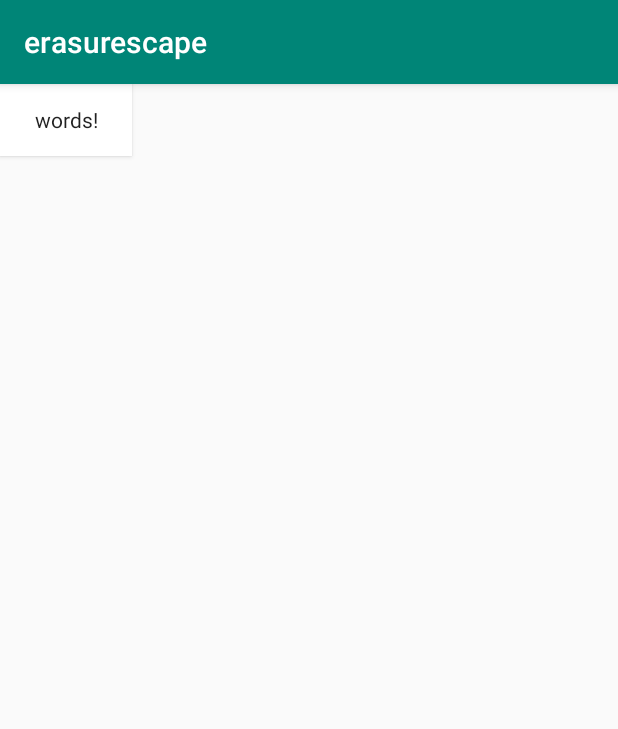
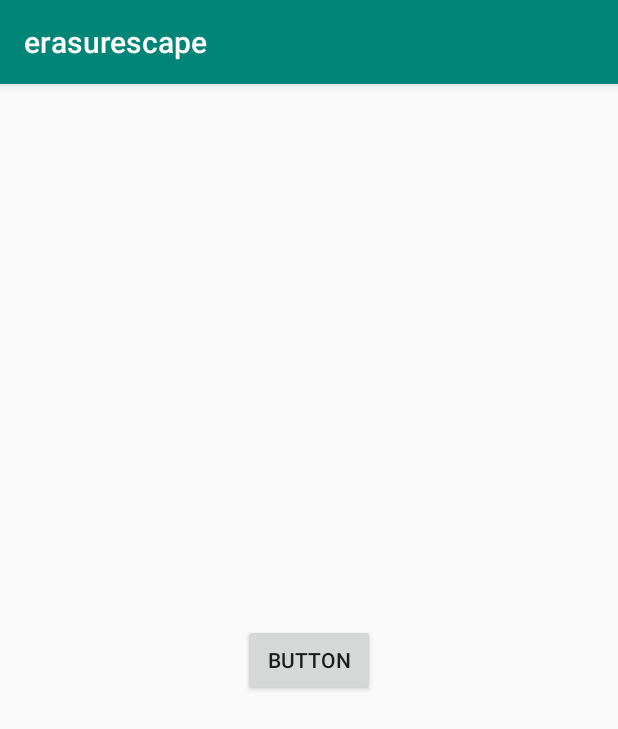
Before and after one commit to acedrow/erasurescape, an Android app: the screen it shows after launch (MainActivity), on a phone screen of 412 x 824 dp. Shown: the top 729 px of the screen. Run offline under Robolectric (Android 15) with nearby library versions, the light colour scheme and no system bars.

Commit message:
added code to programatically generate buttons

```diff
--- a/app/src/main/java/com/example/erasurescape/MainActivity.java
+++ b/app/src/main/java/com/example/erasurescape/MainActivity.java
@@ -1,37 +1,74 @@
 package com.example.erasurescape;
 
+import android.graphics.Paint;
+import android.graphics.Rect;
 import android.media.MediaPlayer;
 import android.provider.MediaStore;
 import android.support.v7.app.AppCompatActivity;
 import android.os.Bundle;
+import android.util.Log;
 import android.view.View;
+import android.view.ViewGroup;
 import android.widget.Button;
+import android.widget.LinearLayout;
+import android.widget.Toast;
 
 public class MainActivity extends AppCompatActivity {
      Button testButton;
      MediaPlayer mediaPlayer;
+    LinearLayout linearLayout;
+
 
     @Override
     protected void onCreate(Bundle savedInstanceState) {
         super.onCreate(savedInstanceState);
         setContentView(R.layout.activity_main);
 
-        //instantiate button object
-        testButton = (Button) findViewById(R.id.testButton);
-        wordButtonAddOnClick(testButton);
+        //instantiate the linearLayout as defined in activity_main.xml
+        linearLayout = findViewById(R.id.rootContainer);
+
+        //try programatically creating button
+        createWordButton("button");
 
         //instantiate mediaPlayer
         mediaPlayer = MediaPlayer.create(this, R.raw.pc_says);
 
+        //testing some paint/typography
+        //Paint paint = new Paint();
+        //Paint.FontMetrics metrics = paint.getFontMetrics()
+
+        Paint paint = new Paint();
+        String text = "This";
+        float tLength = paint.measureText(text, 0, text.length());
+        Log.i("textLength", "" + tLength);
+
+
     }
 
-    public void wordButtonAddOnClick(Button button){
-        button.setOnClickListener(new View.OnClickListener(){
+    //creates a word button programatically, should have this in its own class for good CODEZ
+    public Button createWordButton(String buttonText){
+        Button button = new Button(this);
+        button.setText(buttonText);
+        button.setLayoutParams(new LinearLayout.LayoutParams
+                (ViewGroup.LayoutParams.WRAP_CONTENT,
+                        ViewGroup.LayoutParams.WRAP_CONTENT));
+
+        //set the onclicklistener
+        button.setOnClickListener(new View.OnClickListener() {
             @Override
-            public void onClick(View v){
+            public void onClick(View v) {
+                //a toast is a small message popup
+                Toast.makeText(MainActivity.this, R.string.welcome_message, Toast.LENGTH_LONG).show();
                 testButton.setText("");
                 mediaPlayer.start();
+
             }
         });
+        //add the button to the linearLayout
+        if (linearLayout != null){
+            linearLayout.addView(button);
+        }
+
+        return button;
     }
 }
--- a/app/src/main/res/layout/activity_main.xml
+++ b/app/src/main/res/layout/activity_main.xml
@@ -1,4 +1,6 @@
 <?xml version="1.0" encoding="utf-8"?>
+
+
 <android.support.constraint.ConstraintLayout xmlns:android="http://schemas.android.com/apk/res/android"
     xmlns:app="http://schemas.android.com/apk/res-auto"
     xmlns:tools="http://schemas.android.com/tools"
@@ -6,14 +8,15 @@
     android:layout_height="match_parent"
     tools:context=".MainActivity">
 
-    <Button
-        android:id="@+id/testButton"
-        android:layout_width="wrap_content"
-        android:layout_height="wrap_content"
-        android:background="#FFFFFF"
-        android:text="words!"
-        android:textAppearance="@style/TextAppearance.AppCompat.Body1"
-        tools:layout_editor_absoluteX="167dp"
-        tools:layout_editor_absoluteY="241dp" />
+
+    <LinearLayout
+        android:id="@+id/rootContainer"
+        xmlns:android="http://schemas.android.com/apk/res/android"
+        android:layout_width="match_parent"
+        android:layout_height="match_parent"
+        android:gravity="center"
+        android:orientation="vertical">
+
+    </LinearLayout>
 
 </android.support.constraint.ConstraintLayout>
--- a/app/src/main/res/values/strings.xml
+++ b/app/src/main/res/values/strings.xml
@@ -1,3 +1,6 @@
 <resources>
     <string name="app_name">erasurescape</string>
+    <string name="show_text">Show Text</string>
+    <string name="welcome_message">Erasurescape</string>
+
 </resources>
```
